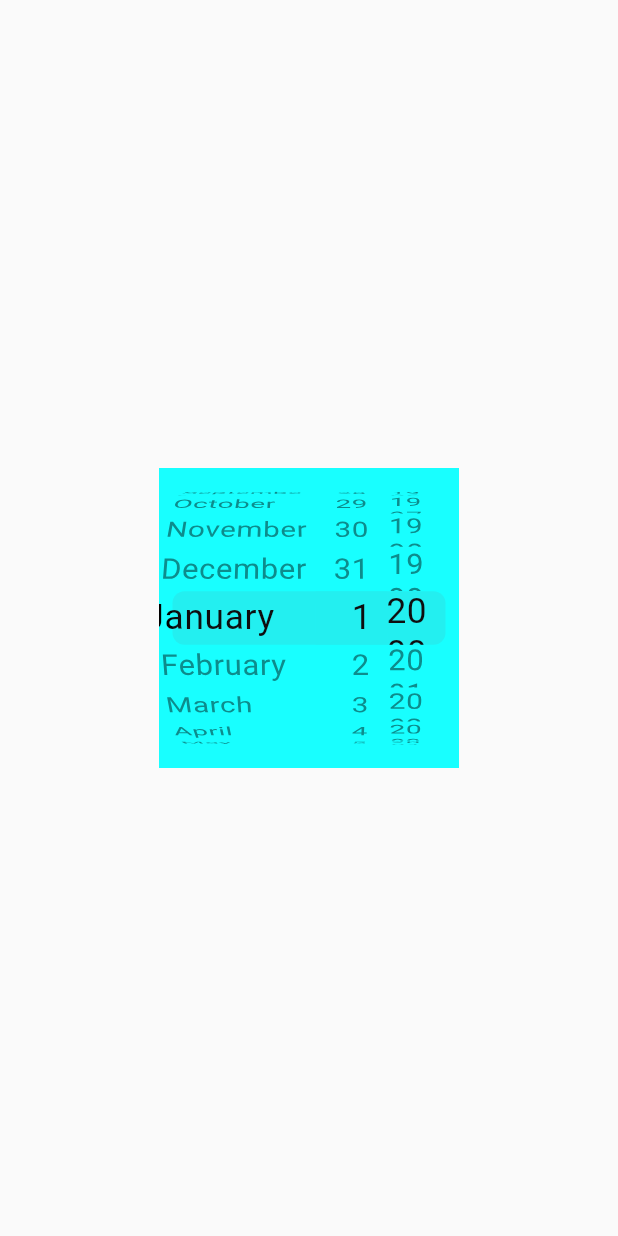
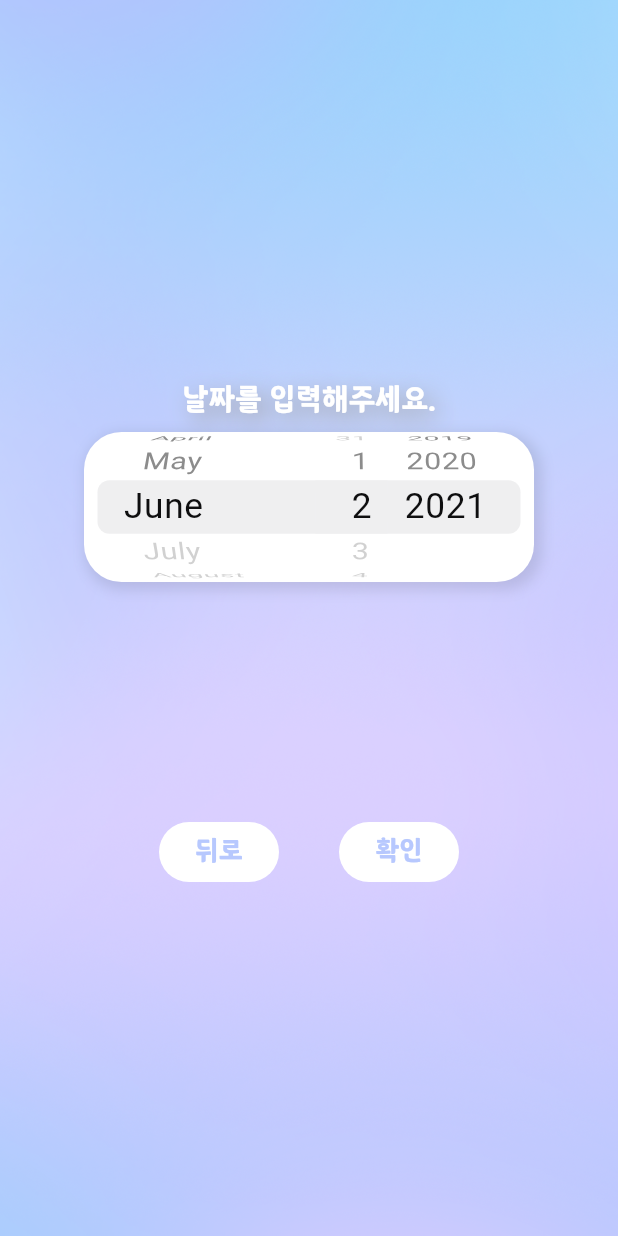
Before and after one commit to jyshine/celebrytalk, a Flutter app: the screen it shows after launch, on a phone screen of 412 x 824 dp. Run offline on Flutter 3.47's test engine with Material 2 defaults, Android fonts, the phone set to English and light mode, and no system bars.

Commit message:
feat:flutter datepicker

```diff
--- a/lib/main.dart
+++ b/lib/main.dart
@@ -1,3 +1,4 @@
+// @dart=2.9
 import 'package:celebrytalk/screens/celebration_date_picker.dart';
 import 'package:flutter/material.dart';
 
@@ -11,19 +12,116 @@ class CelebryTalk extends StatelessWidget {
   Widget build(BuildContext context) {
     return MaterialApp(
       home: Scaffold(
-        body: Center(
-          child: Container(
-            height: 200,
-            width: 200,
-            color: Colors.cyanAccent,
+        body: Container(
+          constraints: BoxConstraints.expand(),
+          decoration: BoxDecoration(
+              image: DecorationImage(
+                image: new AssetImage('images/backgroundImg.png'),
+                fit: BoxFit.cover,
+              )
+          ),
+          child: Column(
+            mainAxisAlignment: MainAxisAlignment.center,
+            children: [
+              SizedBox(height: 20,),
+              Padding(
+                padding: const EdgeInsets.all(10.0),
+                child: Text(
+                  "날짜를 입력해주세요.",
+                  style: TextStyle(
+                    fontFamily:  'SDSamliphopangcheTTF',
+                    fontSize: 22.32,
+                    color: Colors.white,
+                    shadows: [
+                      Shadow(
+                        blurRadius: 20.0,
+                        color: Colors.grey,
+                        offset: Offset(5.0, 5.0),
+                      ),
+                    ],
+                  ),
+                ),
+              ),
+              Container(
+                height: 100,
+                width: 300,
+                decoration: BoxDecoration(
+                  color: Colors.white,
+                  borderRadius: BorderRadius.only(
+                      topLeft: Radius.circular(25),
+                      topRight: Radius.circular(25),
+                      bottomLeft: Radius.circular(25),
+                      bottomRight: Radius.circular(25)
+                  ),
+                  boxShadow: [
+                    BoxShadow(
+                      color: Colors.black54.withOpacity(0.1),
+                      spreadRadius: 2,
+                      blurRadius: 7,
+                      offset: Offset(3,3), // changes position of shadow
+                    ),
+                  ],
+                ),
                 child: BirthDatePicker(
                   onDateTimeChanged: (dateTime) {
                     print(dateTime);
                   }, initDateStr: '',
                 ),
               ),
+              SizedBox(height: 150,),
+              Row(
+                mainAxisAlignment: MainAxisAlignment.center,
+
+                children: [
+                  Container(
+                    margin: EdgeInsets.all(10.0),
+                    height: 40,
+                    width: 80,
+                    decoration: BoxDecoration(
+                      color: Colors.white,
+                      borderRadius: BorderRadius.only(
+                          topLeft: Radius.circular(20),
+                          topRight: Radius.circular(20),
+                          bottomLeft: Radius.circular(20),
+                          bottomRight: Radius.circular(20)
+                      ),
+                    ),
+                    child: TextButton(onPressed: (){},
+                      child: Text("뒤로"
+                        ,style: TextStyle(
+                          fontFamily:  'SDSamliphopangcheTTF',
+                          fontSize: 20,
+                          color: Color.fromRGBO(183, 200, 254,1.0),
+                        ),),),
+                  ),
+                  SizedBox(width: 20,),
+                  Container(
+                    margin: EdgeInsets.all(10.0),
+                    height: 40,
+                    width: 80,
+                    decoration: BoxDecoration(
+                      color: Colors.white,
+                      borderRadius: BorderRadius.only(
+                          topLeft: Radius.circular(20),
+                          topRight: Radius.circular(20),
+                          bottomLeft: Radius.circular(20),
+                          bottomRight: Radius.circular(20)
+                      ),
+                    ),
+                    child: TextButton(onPressed: (){},
+                      child: Text("확인"
+                        ,style: TextStyle(
+                          fontFamily:  'SDSamliphopangcheTTF',
+                          fontSize: 20,
+                          color: Color.fromRGBO(183, 200, 254,1.0),
+                        ),),),
+                  ),
+                ],
               )
-      )
+            ],
+          ),
+        ),
+      ),
     );
   }
 }
--- a/lib/screens/celebration_date_picker.dart
+++ b/lib/screens/celebration_date_picker.dart
@@ -1,4 +1,4 @@
-// @dart=2.8
+// @dart=2.9
 
 import 'package:flutter/cupertino.dart';
 import 'package:flutter/material.dart';
@@ -16,9 +16,7 @@ class BirthDatePicker extends StatelessWidget {
 
   @override
   Widget build(BuildContext context) {
-    final initDate =
-
-    DateFormat('yyyy-MM-dd').parse('2000-01-01');
+    final initDate = DateFormat('yyyy-MM-dd').parse('2021-06-02');
     return SizedBox(
       height: 300,
       child: CupertinoDatePicker(
--- a/lib/screens/celebration_datepicker_screen.dart
+++ b/lib/screens/celebration_datepicker_screen.dart
@@ -1,4 +1,6 @@
 import 'package:flutter/material.dart';
+
+import 'celebration_date_picker.dart';
 
 class CelebrationDatepickerScreen extends StatefulWidget {
 
@@ -25,7 +27,7 @@ class _CelebrationDatepickerScreenState extends State<CelebrationDatepickerScree
             Padding(
               padding: const EdgeInsets.all(10.0),
               child: Text(
-                "날짜를 입력해주세요.",
+                "날짜를 선택해주세요.",
                 style: TextStyle(
                   fontFamily:  'SDSamliphopangcheTTF',
                   fontSize: 22.32,
@@ -33,7 +35,7 @@ class _CelebrationDatepickerScreenState extends State<CelebrationDatepickerScree
                   shadows: [
                     Shadow(
                       blurRadius: 20.0,
-                      color: Colors.grey,
+                      color: Colors.white,
                       offset: Offset(5.0, 5.0),
                     ),
                   ],
@@ -42,7 +44,7 @@ class _CelebrationDatepickerScreenState extends State<CelebrationDatepickerScree
             ),
             Container(
               height: 40,
-              width: 200,
+              width: 300,
               decoration: BoxDecoration(
                 color: Colors.white,
                 borderRadius: BorderRadius.only(
@@ -59,6 +61,11 @@ class _CelebrationDatepickerScreenState extends State<CelebrationDatepickerScree
                     offset: Offset(3,3), // changes position of shadow
                   ),
                 ],
+              ),
+              child: BirthDatePicker(
+                onDateTimeChanged: (dateTime) {
+                  print(dateTime);
+                }, initDateStr: '',
               ),
             ),
             SizedBox(height: 150,),
```
Lines whose indentation alone changed are shown as unchanged.
